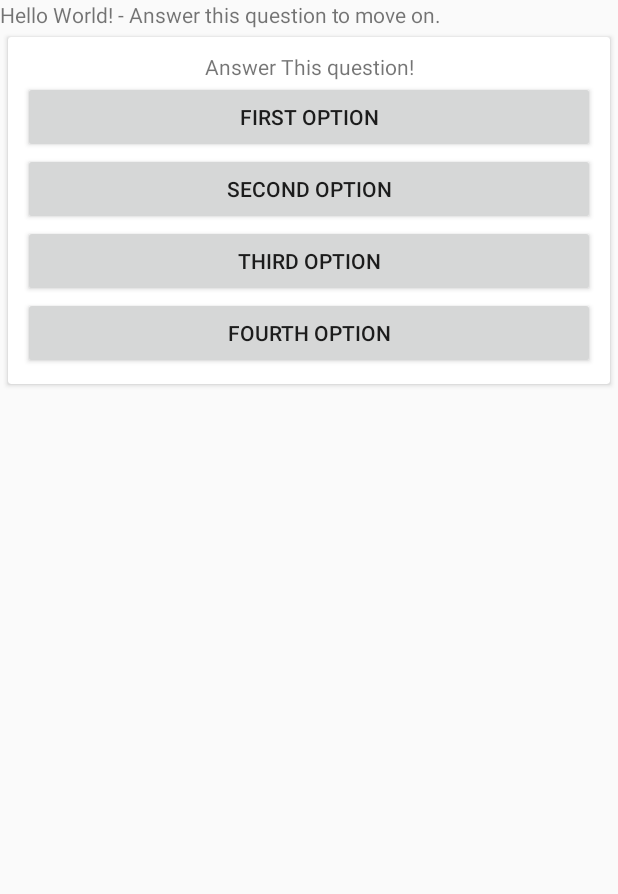
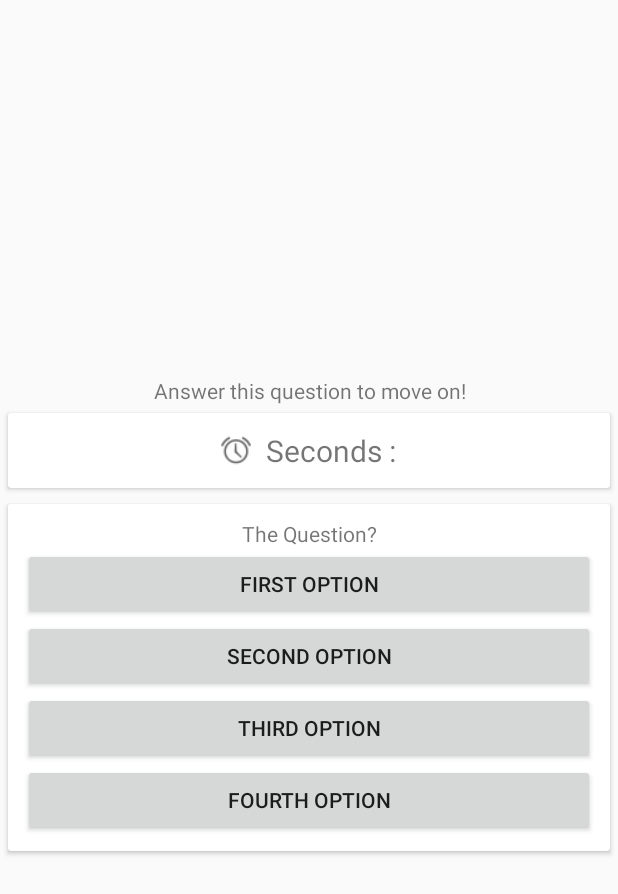
Before and after one commit to brukberhane/EthioChallenge, an Android app: the layout fragment_challenge.xml on its own in the app's theme, with its tools: preview values and no code run, on a phone screen of 412 x 824 dp. Shown: the top 894 px of the screen. Run offline under Robolectric (Android 15) with nearby library versions, the phone set to English and light mode, and no system bars.

Commit message:
adding count down timer that doesn't do anything yet

```diff
--- a/app/src/main/java/tech/asfaw/ethiochallenge/ChallengeFragment.java
+++ b/app/src/main/java/tech/asfaw/ethiochallenge/ChallengeFragment.java
@@ -2,6 +2,7 @@ package tech.asfaw.ethiochallenge;
 
 import android.content.Intent;
 import android.os.Bundle;
+import android.os.CountDownTimer;
 import android.support.annotation.NonNull;
 import android.support.v4.app.Fragment;
 import android.util.Log;
@@ -39,11 +40,12 @@ public class ChallengeFragment extends Fragment implements Button.OnClickListene
     private HashMap<Challenge, String> mChallengeResult;
     private Challenge mCurrentChallenge;
 
-
     @BindView(R.id.text_view_fragment_main)
     TextView mFirstText;
     @BindView(R.id.question_text)
     TextView mQuestionText;
+    @BindView(R.id.text_view_timer)
+    TextView mTimerText;
     @BindView(R.id.first_choice)
     Button mFirstChoiceButton;
     @BindView(R.id.second_choice)
@@ -64,6 +66,20 @@ public class ChallengeFragment extends Fragment implements Button.OnClickListene
         mPerson = new Person(DEFAULT_PLAYER_NAME);
         mCurrentQuestion = 0;
         mChallengeResult = new HashMap<>();
+        new CountDownTimer(30000, 1000) {
+
+            public void onTick(long millisUntilFinished) {
+                mTimerText.setText(" " + millisUntilFinished / 1000);
+                // store it in a variable
+            }
+
+            public void onFinish() {
+                // Disable buttons and display a message, then go to home screen.
+
+
+                mTimerText.setText("done!");
+            }
+        }.start();
     }
 
     @Override
--- a/app/src/main/res/layout/fragment_challenge.xml
+++ b/app/src/main/res/layout/fragment_challenge.xml
@@ -3,13 +3,45 @@
               xmlns:card_view="http://schemas.android.com/apk/res-auto"
               android:layout_width="match_parent"
               android:layout_height="match_parent" xmlns:tools="http://schemas.android.com/tools"
-              android:orientation="vertical">
+              android:orientation="vertical"
+    android:gravity="center">
 
     <TextView
         android:id="@+id/text_view_fragment_main"
         android:layout_width="match_parent"
         android:layout_height="wrap_content"
-        android:text="Hello World! - Answer this question to move on."/>
+        android:text="@string/answer_this_question"
+        android:gravity="center"/>
+    <android.support.v7.widget.CardView
+        android:layout_width="match_parent"
+        android:layout_height="wrap_content"
+        android:layout_gravity="center"
+        android:layout_margin="5dp"
+        android:paddingTop="10dp"
+        card_view:cardCornerRadius="2dp"
+        card_view:contentPadding="10dp"
+        card_view:contentPaddingBottom="10dp">
+        <LinearLayout
+            android:layout_width="match_parent"
+            android:layout_height="wrap_content"
+            android:orientation="horizontal"
+            android:gravity="center">
+            <ImageView
+                android:layout_width="30dp"
+                android:layout_height="30dp"
+                android:src="@android:drawable/ic_lock_idle_alarm"
+                android:paddingRight="10dp"
+                />
+            <TextView
+                android:id="@+id/text_view_timer"
+                android:layout_width="wrap_content"
+                android:layout_height="wrap_content"
+                android:text="@string/seconds_remaining"
+                android:textSize="20dp"
+                android:gravity="center"
+                />
+        </LinearLayout>
+    </android.support.v7.widget.CardView>
 
     <android.support.v7.widget.CardView
         android:layout_width="match_parent"
@@ -29,7 +61,7 @@
                 android:layout_width="match_parent"
                 android:layout_height="wrap_content"
                 android:gravity="center"
-                tools:text="Answer This question!"/>
+                tools:text="@string/question_text"/>
             <Button
                 android:id="@+id/first_choice"
                 android:layout_width="match_parent"
--- a/app/src/main/res/values/strings.xml
+++ b/app/src/main/res/values/strings.xml
@@ -1,7 +1,9 @@
 <resources>
-    <string name="app_name">EthioChallenge</string>
+    <string name="app_name">Ethio Challenge</string>
 
-    <!-- TODO: Remove or change this placeholder text -->
     <string name="start_the_challenge">Start Challenge</string>
-    <string name="welcome_text">Welcome to the EthioChallenge game! Begin playing to see how Ethiopian you are.</string>
+    <string name="welcome_text">Welcome to the EthioChallenge! Begin playing to see how Ethiopian you are:</string>
+    <string name="seconds_remaining"> Seconds :</string>
+    <string name="answer_this_question">Answer this question to move on!</string>
+    <string name="question_text">The Question?</string>
 </resources>
```
